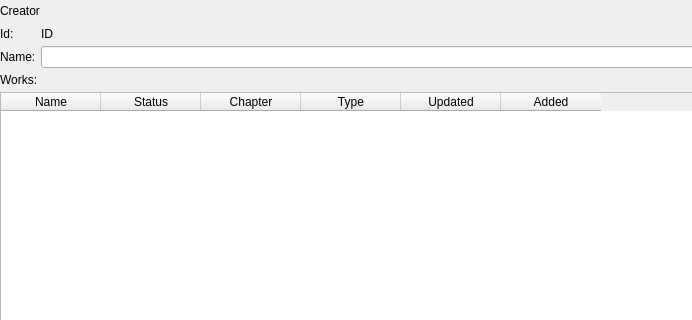
The window that Tracker-lib/src/UI/CreatorPage/CreatorPage.ui (NikolaRoev/Tracker) describes before a commit, drawn with Qt 5; both pictures show x 0 to 692 and y 0 to 320 of the 893 by 604 pixel window.
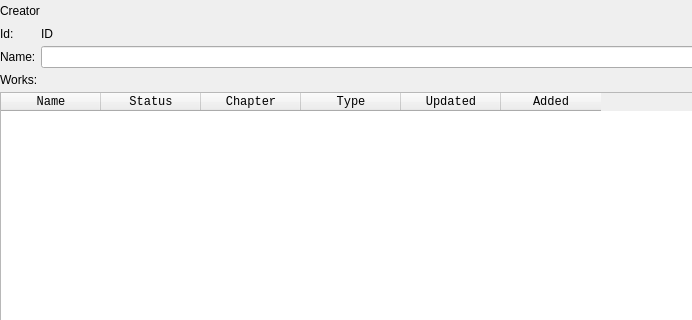
The same window after the commit.

What changed in the file:
```diff
--- a/Tracker-lib/src/UI/CreatorPage/CreatorPage.ui
+++ b/Tracker-lib/src/UI/CreatorPage/CreatorPage.ui
@@ -100,6 +100,11 @@
    </item>
    <item>
     <widget class="QTableWidget" name="tableWidget">
+     <property name="font">
+      <font>
+       <family>Consolas</family>
+      </font>
+     </property>
      <property name="focusPolicy">
       <enum>Qt::NoFocus</enum>
      </property>
@@ -121,9 +126,6 @@
      <property name="sortingEnabled">
       <bool>true</bool>
      </property>
-     <property name="cornerButtonEnabled">
-      <bool>false</bool>
-     </property>
      <attribute name="horizontalHeaderHighlightSections">
       <bool>false</bool>
      </attribute>
```
Left out of the diff: 2 changed lines with no effect on the pictures.
